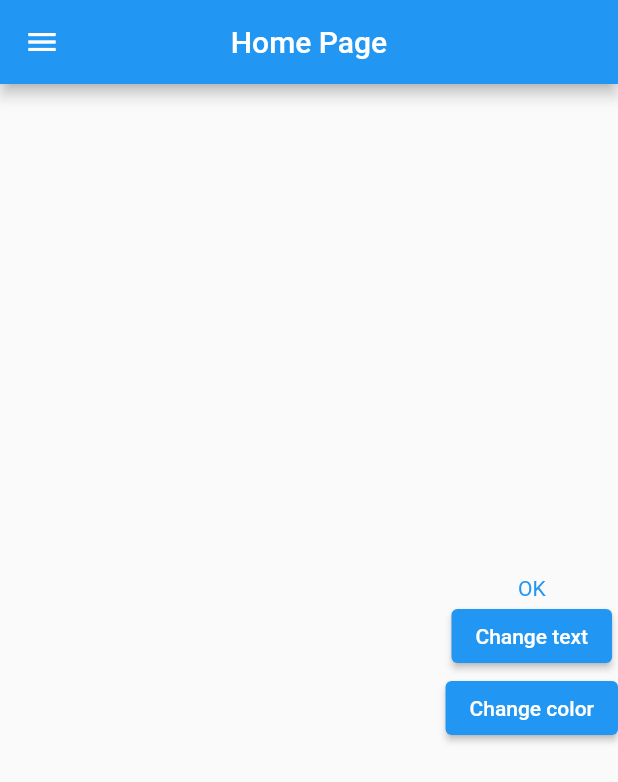
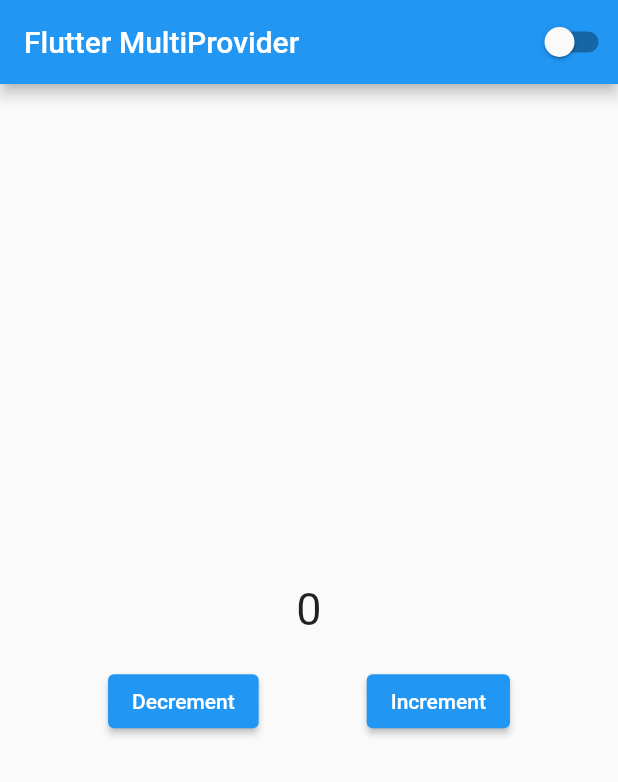
Before and after one commit to pvc2209/learn_provider, a Flutter app: the screen it shows after launch, on a phone screen of 412 x 824 dp. Shown: the top 782 px of the screen. Run offline on Flutter 3.47's test engine with Material 2 defaults, Android fonts, the phone set to English and light mode, and no system bars.

Commit message:
3.4 Quản lý State app Flutter bằng Provider sử dụng MultiProvider

```diff
--- /dev/null
+++ b/lib/counter_provider.dart
@@ -0,0 +1,19 @@
+import 'package:flutter/foundation.dart';
+
+class CounterProvider extends ChangeNotifier {
+  int _counter;
+
+  CounterProvider(this._counter);
+
+  int get counter => _counter;
+
+  void increment() {
+    _counter += 1;
+    notifyListeners();
+  }
+
+  void decrement() {
+    _counter -= 1;
+    notifyListeners();
+  }
+}
--- a/lib/home_page.dart
+++ b/lib/home_page.dart
@@ -1,3 +1,4 @@
+import 'package:bai3_1_provider/counter_provider.dart';
 import 'package:flutter/material.dart';
 import 'package:provider/provider.dart';
 
@@ -8,71 +9,43 @@ class HomePage extends StatelessWidget {
 
   @override
   Widget build(BuildContext context) {
-    print("rebuild to");
-
     return Scaffold(
-      appBar: AppBar(
-        title: Text("Home Page"),
-        centerTitle: true,
-      ),
-      drawer: SafeArea(
-        child: Drawer(
-          child: Consumer<MySetting>(
-            builder: (context, settings, child) {
-              return Column(
-                children: [
-                  ListTile(
-                    title: Text("Change text"),
-                    onTap: () {
-                      settings.text = "Drawer";
+      appBar: AppBar(title: const Text("Flutter MultiProvider"), actions: [
+        Switch(
+          value: context.watch<MySettings>().isDark,
+          onChanged: (value) {
+            context.read<MySettings>().setBrightness(value);
           },
         ),
-                  ListTile(
-                    title: Text("Change color"),
-                    onTap: () {
-                      settings.changeColor();
-                    },
-                  ),
-                ],
-              );
-            },
-          ),
-        ),
-      ),
-      body: SafeArea(
-        child: Align(
-          alignment: Alignment.topRight,
-          child: Consumer<MySetting>(builder: (context, settings, child) {
-            print("rebuild nho");
-
-            return Column(
+      ]),
+      body: Center(
+          child: Column(
         mainAxisAlignment: MainAxisAlignment.center,
         children: [
           Text(
-                  settings.text,
-                  style: TextStyle(color: settings.color),
+            context.watch<CounterProvider>().counter.toString(),
+            style: const TextStyle(fontSize: 30),
+          ),
+          const SizedBox(height: 20),
+          Row(
+            mainAxisAlignment: MainAxisAlignment.spaceEvenly,
+            children: [
+              ElevatedButton(
+                onPressed: () {
+                  context.read<CounterProvider>().decrement();
+                },
+                child: const Text("Decrement"),
               ),
               ElevatedButton(
                 onPressed: () {
-                    settings.text = "Hello";
+                  context.read<CounterProvider>().increment();
                 },
-                  child: Text(
-                    "Change text",
-                  ),
-                ),
-                ElevatedButton(
-                  onPressed: () {
-                    settings.changeColor();
-                  },
-                  child: Text(
-                    "Change color",
-                  ),
+                child: const Text("Increment"),
               ),
             ],
-            );
-          }),
-        ),
-      ),
+          )
+        ],
+      )),
     );
   }
 }
--- a/lib/my_settings.dart
+++ b/lib/my_settings.dart
@@ -1,45 +1,12 @@
-import 'dart:math';
-
 import 'package:flutter/material.dart';
 
-class MySetting extends ChangeNotifier {
-  String _text = "OK";
-  Color color = Colors.blue;
+class MySettings extends ChangeNotifier {
+  bool _isDark = false;
 
-  String get text => _text;
+  bool get isDark => _isDark;
 
-  set text(String value) {
-    if (_text == "OK") {
-      _text = value;
-    } else {
-      _text = "OK";
-    }
-
-    notifyListeners();
-  }
-
-  // Color get color => _color;
-
-  // Ko so sánh được 2 object color vì so sánh == ở đây là so sánh địa chỉ
-  // set color(Color value) {
-  //   if (_color != Colors.blue) {
-  //     _color = value;
-  //   } else {
-  //     _color = Colors.blue;
-  //   }
-
-  //   notifyListeners();
-  // }
-
-  void changeColor() {
-    int r = Random().nextInt(100);
-
-    if (r % 2 == 0) {
-      color = Colors.red;
-    } else {
-      color = Colors.blue;
-    }
-
+  void setBrightness(bool value) {
+    _isDark = value;
     notifyListeners();
   }
 }
```
Also changed, not shown: lib/main.dart (+22 -5 lines). Lines whose indentation alone changed are shown as unchanged.
